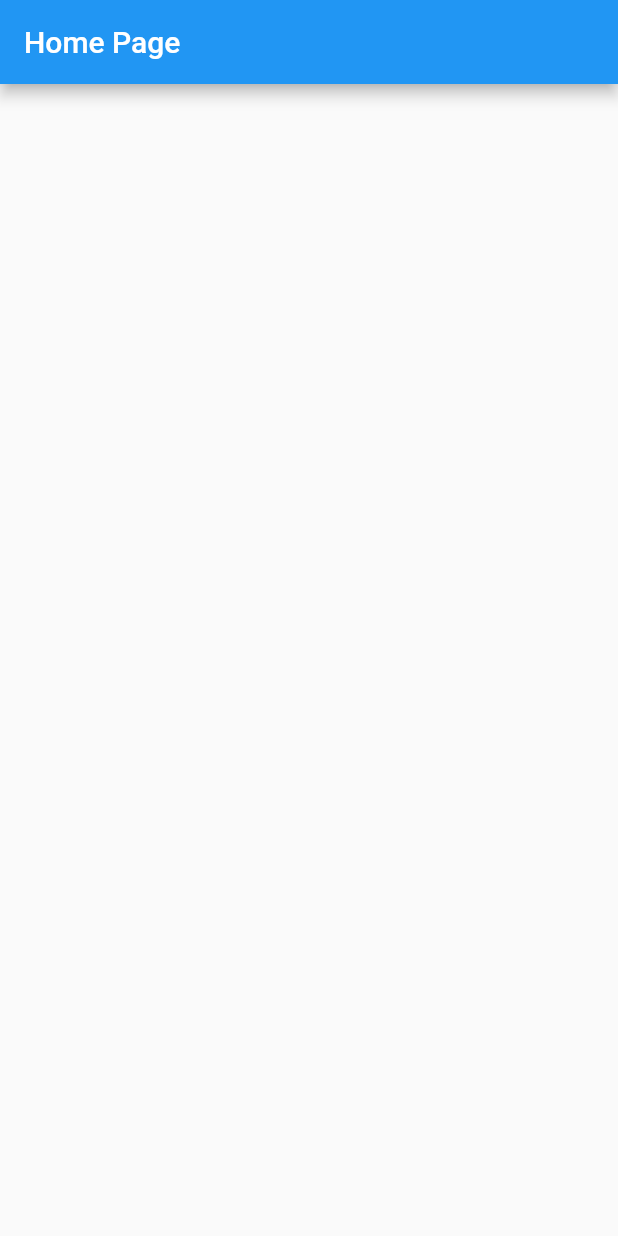
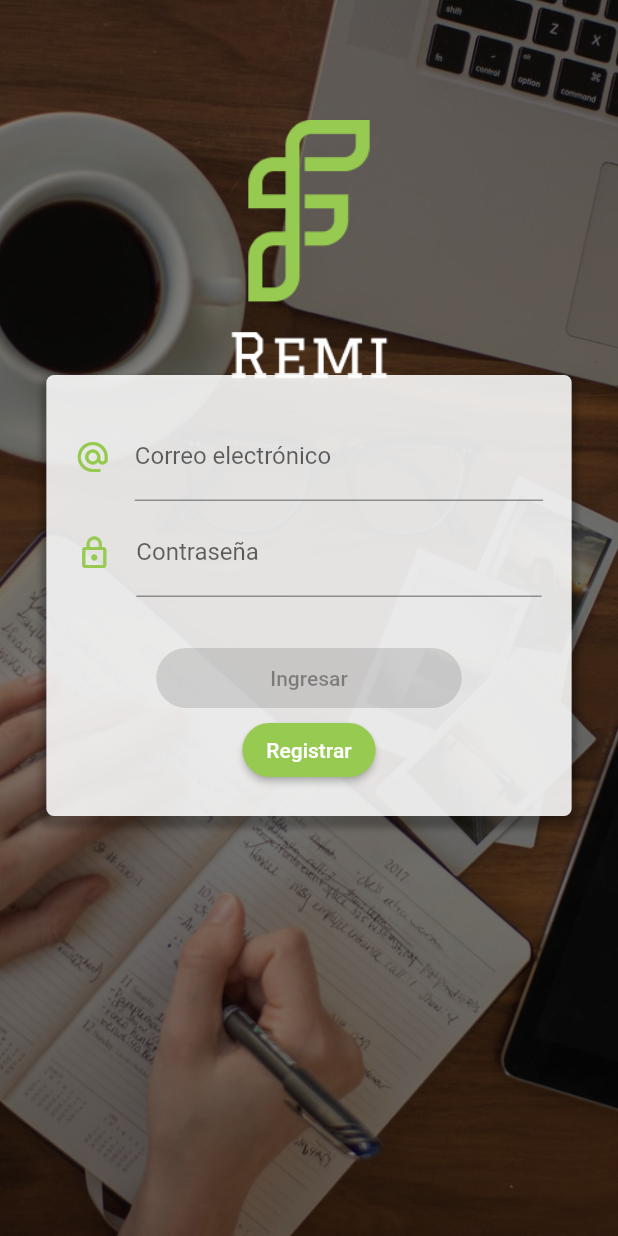
Before and after one commit to edgarguamo/remi, a Flutter app: the screen it shows after launch, on a phone screen of 412 x 824 dp. Run offline on Flutter 3.47's test engine with Material 2 defaults, Android fonts, the phone set to English and light mode, and no system bars; our stand-ins replace rxdart.

Commit message:
Login Register Pages

```diff
--- a/lib/main.dart
+++ b/lib/main.dart
@@ -1,4 +1,5 @@
 import 'package:flutter/material.dart';
+import 'package:remi/src/bloc/provider.dart';
 import 'package:remi/src/pages/splash_page.dart';
 import 'package:remi/src/routes/routes.dart';
 
@@ -7,11 +8,12 @@ void main() => runApp(MyApp());
 class MyApp extends StatelessWidget {
   @override
   Widget build(BuildContext context) {
-    return MaterialApp(
+    return Provider(
+        child: MaterialApp(
       title: 'Remi',
       debugShowCheckedModeBanner: false,
       home: Splash(),
       routes: getApplicationRoutes(),
-    );
+    ));
   }
 }
--- /dev/null
+++ b/lib/src/bloc/login_bloc.dart
@@ -0,0 +1,28 @@
+import 'dart:async';
+import 'package:remi/src/bloc/validtors.dart';
+import 'package:rxdart/rxdart.dart';
+
+class LoginBloc with validators {
+  final _emailController = BehaviorSubject<String>();
+  final _passwordController = BehaviorSubject<String>();
+  //Listenmers
+  Stream<String> get emailStream => _emailController.stream;
+  Stream<String> get passwordStream =>
+      _passwordController.stream.transform(validarCaracteresPassword);
+
+  Stream<bool> get formValidStream =>
+      Rx.combineLatest2(emailStream, passwordStream, (e, p) => true);
+
+  // gets and sets
+  Function(String) get changeEmail => _emailController.sink.add;
+  Function(String) get changePasswprd => _passwordController.sink.add;
+
+  // get last value
+  String get email => _emailController.value;
+  String get password => _passwordController.value;
+
+  dispose() {
+    _emailController.close();
+    _passwordController.close();
+  }
+}
--- /dev/null
+++ b/lib/src/bloc/provider.dart
@@ -0,0 +1,16 @@
+import 'package:flutter/material.dart';
+import 'package:remi/src/bloc/login_bloc.dart';
+export 'package:remi/src/bloc/login_bloc.dart';
+
+class Provider extends InheritedWidget {
+  final loginBloc = LoginBloc();
+
+  Provider({Key? key, required Widget child}) : super(key: key, child: child);
+
+  @override
+  bool updateShouldNotify(covariant InheritedWidget oldWidget) => true;
+
+  static LoginBloc? of(BuildContext context) {
+    return context.dependOnInheritedWidgetOfExactType<Provider>()?.loginBloc;
+  }
+}
--- /dev/null
+++ b/lib/src/bloc/validtors.dart
@@ -0,0 +1,13 @@
+import 'dart:async';
+
+class validators {
+  final validarCaracteresPassword =
+      StreamTransformer<String, String>.fromHandlers(
+          handleData: (password, sink) {
+    if (password.length >= 6) {
+      sink.add(password);
+    } else {
+      sink.addError('Mínimo 6 caracteres');
+    }
+  });
+}
--- /dev/null
+++ b/lib/src/pages/login_page.dart
@@ -0,0 +1,166 @@
+import 'dart:ui';
+
+import 'package:flutter/material.dart';
+import 'package:remi/src/bloc/login_bloc.dart';
+import 'package:remi/src/bloc/provider.dart';
+
+class LoginPage extends StatelessWidget {
+  const LoginPage({Key? key}) : super(key: key);
+
+  @override
+  Widget build(BuildContext context) {
+    return Scaffold(
+        body: (Center(
+            child: Stack(children: <Widget>[
+      _backgroundLogo(context),
+      _loginForm(context),
+    ]))));
+  }
+
+  Widget _backgroundLogo(BuildContext context) {
+    final size = MediaQuery.of(context).size;
+    final background = Container(
+      height: double.infinity,
+      width: double.infinity,
+      decoration: BoxDecoration(
+          image: DecorationImage(
+              fit: BoxFit.fitHeight,
+              image: AssetImage('assets/background_login.jpg'),
+              colorFilter: ColorFilter.mode(
+                  Colors.black.withOpacity(0.5), BlendMode.darken))),
+    );
+
+    return Stack(
+      children: [
+        background,
+        Container(
+          padding: EdgeInsets.only(top: 80.0),
+          child: Column(
+            children: const <Widget>[
+              Image(
+                image: AssetImage('assets/logo.png'),
+                width: 115,
+              ),
+              SizedBox(width: double.infinity),
+            ],
+          ),
+        )
+      ],
+    );
+  }
+
+  Widget _loginForm(BuildContext context) {
+    final bloc = Provider.of(context);
+    final size = MediaQuery.of(context).size;
+
+    return SingleChildScrollView(
+      child: Column(
+        children: <Widget>[
+          SafeArea(child: Container(height: 160.0)),
+          Container(
+            width: size.width * 0.85,
+            margin: EdgeInsets.symmetric(vertical: 90.0),
+            padding: EdgeInsets.symmetric(vertical: 20.0),
+            decoration: BoxDecoration(
+                color: Color.fromRGBO(254, 254, 254, 0.88),
+                borderRadius: BorderRadius.circular(5.0),
+                boxShadow: <BoxShadow>[
+                  BoxShadow(
+                      color: Colors.black26,
+                      blurRadius: 3.0,
+                      offset: Offset(0.0, 5.0),
+                      spreadRadius: 3.0)
+                ]),
+            child: Column(
+              children: <Widget>[
+                SizedBox(
+                  height: 5.0,
+                ),
+                _crearEmail(bloc!),
+                SizedBox(
+                  height: 5.0,
+                ),
+                _crearPassword(bloc),
+                SizedBox(
+                  height: 30.0,
+                ),
+                _crearBoton(bloc),
+                ElevatedButton(
+                    onPressed: () {},
+                    child: Text('Registrar'),
+                    style: ElevatedButton.styleFrom(
+                        primary: Color.fromRGBO(150, 202, 80, 1),
+                        shape: RoundedRectangleBorder(
+                            borderRadius: BorderRadius.circular(30))))
+              ],
+            ),
+          ),
+        ],
+      ),
+    );
+  }
+
+  Widget _crearEmail(LoginBloc bloc) {
+    return StreamBuilder(
+      stream: bloc.emailStream,
+      builder: (BuildContext context, AsyncSnapshot snapshot) {
+        return Container(
+            padding: EdgeInsets.symmetric(horizontal: 19.0),
+            child: TextField(
+              keyboardType: TextInputType.emailAddress,
+              decoration: InputDecoration(
+                  icon: Icon(Icons.alternate_email,
+                      color: Color.fromRGBO(149, 202, 80, 1.0)),
+                  hintText: "ejemplo@correo.com",
+                  labelText: 'Correo electrónico',
+                  counterText: snapshot.data),
+              onChanged: bloc.changeEmail,
+            ));
+      },
+    );
+  }
+
+  Widget _crearPassword(LoginBloc bloc) {
+    return StreamBuilder(
+      stream: bloc.passwordStream,
+      builder: (BuildContext context, AsyncSnapshot snapshot) {
+        return Container(
+            padding: EdgeInsets.symmetric(horizontal: 20.0),
+            child: TextField(
+              obscureText: true,
+              keyboardType: TextInputType.emailAddress,
+              decoration: InputDecoration(
+                  icon: Icon(Icons.lock_outline,
+                      color: Color.fromRGBO(150, 202, 80, 1.0)),
+                  labelText: 'Contraseña',
+                  counterText: snapshot.data),
+              onChanged: bloc.changePasswprd,
+            ));
+      },
+    );
+  }
+
+  Widget _crearBoton(LoginBloc bloc) {
+    return StreamBuilder(
+      stream: bloc.formValidStream,
+      builder: (BuildContext context, AsyncSnapshot snapshot) {
+        return ElevatedButton(
+          onPressed: snapshot.hasData ? () => _login(bloc) : null,
+          child: Container(
+            padding: EdgeInsets.symmetric(horizontal: 60.0, vertical: 12.0),
+            child: Text('Ingresar'),
+          ),
+          style: ElevatedButton.styleFrom(
+              primary: Color.fromRGBO(150, 202, 80, 1),
+              shape: RoundedRectangleBorder(
+                  borderRadius: BorderRadius.circular(30))),
+        );
+      },
+    );
+  }
+
+  _login(LoginBloc bloc) {
+    print('email: ${bloc.email}');
+    print('password: ${bloc.password}');
+  }
+}
--- a/lib/src/pages/splash_page.dart
+++ b/lib/src/pages/splash_page.dart
@@ -1,5 +1,6 @@
 import 'package:flutter/material.dart';
 import 'package:remi/src/pages/home_page.dart';
+import 'package:remi/src/pages/login_page.dart';
 
 class Splash extends StatefulWidget {
   Splash({Key? key}) : super(key: key);
@@ -33,7 +34,7 @@ class _SplashState extends State<Splash> {
 
   _navigateHome() async {
     await Future.delayed(const Duration(milliseconds: 3000), () {});
-    Navigator.pushReplacement(context,
-        MaterialPageRoute(builder: (context) => HomePage(title: 'Pipo')));
+    Navigator.pushReplacement(
+        context, MaterialPageRoute(builder: (context) => LoginPage()));
   }
 }
--- a/lib/src/routes/routes.dart
+++ b/lib/src/routes/routes.dart
@@ -1,8 +1,10 @@
 import 'package:flutter/material.dart';
 import 'package:remi/src/pages/home_page.dart';
+import 'package:remi/src/pages/login_page.dart';
 
 Map<String, WidgetBuilder> getApplicationRoutes() {
   return <String, WidgetBuilder>{
     '/home': (BuildContext context) => HomePage(title: 'home'),
+    '/login': (BuildContext context) => LoginPage(),
   };
 }
--- a/pubspec.yaml
+++ b/pubspec.yaml
@@ -34,6 +34,7 @@ dependencies:
   # The following adds the Cupertino Icons font to your application.
   # Use with the CupertinoIcons class for iOS style icons.
   cupertino_icons: ^1.0.2
+  rxdart: ^0.27.3
 
 dev_dependencies:
   flutter_test:
@@ -58,8 +59,8 @@ flutter:
   uses-material-design: true
 
   # To add assets to your application, add an assets section, like this:
-  # assets:
-  #   - images/a_dot_burr.jpeg
+  assets:
+    - assets/
   #   - images/a_dot_ham.jpeg
 
   # An image asset can refer to one or more resolution-specific "variants", see
```
Also changed, not shown: assets/background_login.jpg (added), assets/logo.png (added), pubspec.lock.
